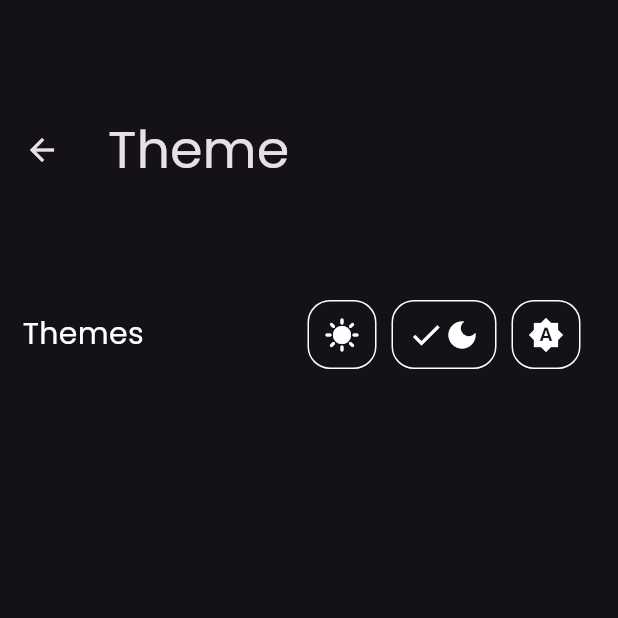
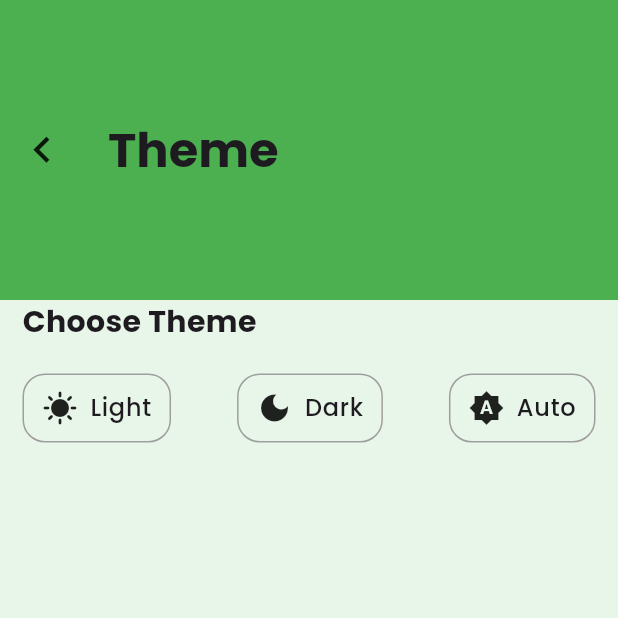
Before and after one commit to seasmoffi-gif/AnimeciX-app, a Flutter app: the ThemeScreen screen opened directly, on a phone screen of 412 x 824 dp, the top half of it. Run offline on Flutter 3.47's test engine with Material 3 defaults, Android fonts, the phone set to English and light mode, and no system bars; our stand-ins replace better_player, crystal_navigation_bar, google_fonts, hive, hive_flutter, shimmer; accounts and stored records are empty; network calls fail.

Commit message:
Themes added

```diff
--- a/lib/data/models/episodes_model.dart
+++ b/lib/data/models/episodes_model.dart
@@ -29,8 +29,7 @@ class EpisodeInfo {
       totalEpisodes: json['totalEpisodes'] ?? 0,
       episodes: (json['episodes'] as List)
               .map((e) => Episode.fromJson(e as Map<String, dynamic>))
-              .toList() ??
-          [],
+              .toList(),
     );
   }
 }
--- a/lib/data/models/settings/settings_model.dart
+++ b/lib/data/models/settings/settings_model.dart
@@ -1,4 +1,5 @@
 import 'package:hive/hive.dart';
+import 'package:nekoflow/data/theme/theme_manager.dart';
 
 part 'settings_model.g.dart';
 
@@ -7,7 +8,7 @@ class SettingsModel extends HiveObject {
   @HiveField(0)
   String? defaultQuality;
   @HiveField(1)
-  bool? isDarkTheme;
+  ThemeType? theme;
   @HiveField(2)
   String? defaultOrientation;
   @HiveField(3)
@@ -17,7 +18,7 @@ class SettingsModel extends HiveObject {
 
   SettingsModel({
     this.defaultQuality = '720p',
-    this.isDarkTheme = false,
+    this.theme = ThemeType.light,
     this.defaultOrientation = 'Portrait',
     this.layoutMode = 'Grid',
     this.isLabelEnabled = true,
@@ -27,7 +28,7 @@ class SettingsModel extends HiveObject {
   factory SettingsModel.fromJson(Map<String, dynamic> json) {
     return SettingsModel(
       defaultQuality: json['defaultQuality'] as String,
-      isDarkTheme: json['isDarkTheme'] as bool,
+      theme: json['theme'] as ThemeType,
       defaultOrientation: json['defaultOrientation'] as String,
       layoutMode: json['layoutMode'] as String,
       isLabelEnabled: json['isLabelEnabled'] as bool,
@@ -38,7 +39,7 @@ class SettingsModel extends HiveObject {
   Map<String, dynamic> toJson() {
     return {
       'defaultQuality': defaultQuality,
-      'isDarkTheme': isDarkTheme,
+      'theme': theme,
       'defaultOrientation': defaultOrientation,
       'layoutMode': layoutMode,
       'isLabelEnabled': isLabelEnabled,
--- a/lib/routes/app_router.dart
+++ b/lib/routes/app_router.dart
@@ -42,28 +42,27 @@ class _AppRouterState extends State<AppRouter> {
         marginR: const EdgeInsets.symmetric(horizontal: 90, vertical: 20),
         splashBorderRadius: 50,
         borderRadius: 500,
-        indicatorColor: Colors.pink[100],
         enablePaddingAnimation: true,
         items: [
           CrystalNavigationBarItem(
             icon: Icons.settings,
             unselectedIcon: Icons.settings,
-            selectedColor: Colors.pink,
+            selectedColor: Theme.of(context).indicatorColor,
           ),
           CrystalNavigationBarItem(
             icon: Icons.home,
             unselectedIcon: Icons.home,
-            selectedColor: Colors.pink,
+            selectedColor: Theme.of(context).indicatorColor,
           ),
           CrystalNavigationBarItem(
             icon: Icons.search,
             unselectedIcon: Icons.search,
-            selectedColor: Colors.pink,
+            selectedColor: Theme.of(context).indicatorColor,
           ),
           CrystalNavigationBarItem(
             icon: Icons.bookmark,
             unselectedIcon: Icons.bookmark,
-            selectedColor: Colors.pink,
+            selectedColor: Theme.of(context).indicatorColor,
           ),
         ],
       ),
--- a/lib/screens/main/details/details_screen.dart
+++ b/lib/screens/main/details/details_screen.dart
@@ -1,5 +1,3 @@
-import 'dart:ui';
-
 import 'package:flutter/material.dart';
 import 'package:hive/hive.dart';
 import 'package:nekoflow/data/models/info_model.dart';
@@ -32,7 +30,6 @@ class _DetailsScreenState extends State<DetailsScreen> {
   late final AnimeService _animeService = AnimeService();
   late final Box<WatchlistModel> _watchlistBox;
   final ScrollController _scrollController = ScrollController();
-  bool _isFavorite = false;
   AnimeData? info;
   String? error;
 
@@ -67,8 +64,6 @@ class _DetailsScreenState extends State<DetailsScreen> {
     // If the item is already in the favorites list, remove it
     if (favourites.any((item) => item.id == newItem.id)) {
       favourites.removeWhere((item) => item.id == newItem.id);
-      print("Removed from favorites");
-      _isFavorite = false;
     } else {
       // If the item is not in the list, add it
       favourites = [
@@ -76,8 +71,6 @@ class _DetailsScreenState extends State<DetailsScreen> {
         ...favourites
             .where((item) => item.id != newItem.id), // Avoid duplicates
       ].take(10).toList();
-      print("Added to favorites");
-      _isFavorite = true;
     }
 
     // Update the favorites list in the watchlist
@@ -157,11 +150,7 @@ class _DetailsScreenState extends State<DetailsScreen> {
                 children: [
                   Text(
                     widget.title,
-                    style: const TextStyle(
-                      fontSize: 28,
-                      fontWeight: FontWeight.bold,
-                      color: Colors.white,
-                    ),
+                    style: Theme.of(context).textTheme.headlineLarge,
                   ),
                 ],
               ),
@@ -178,13 +167,7 @@ class _DetailsScreenState extends State<DetailsScreen> {
         children: [
           Icon(icon),
           const SizedBox(height: 4),
-          Text(
-            label,
-            style: TextStyle(
-              color: Theme.of(context).secondaryHeaderColor,
-              fontSize: 12,
-            ),
-          ),
+          Text(label, style: Theme.of(context).textTheme.labelMedium),
           const SizedBox(height: 2),
           value == null
               ? Shimmer.fromColors(
@@ -201,10 +184,7 @@ class _DetailsScreenState extends State<DetailsScreen> {
                 )
               : Text(
                   value.isEmpty ? 'N/A' : value,
-                  style: const TextStyle(
-                    fontWeight: FontWeight.bold,
-                    fontSize: 14,
-                  ),
+                  style: Theme.of(context).textTheme.titleSmall,
                   textAlign: TextAlign.center,
                   maxLines: 2,
                   overflow: TextOverflow.ellipsis,
@@ -228,7 +208,7 @@ class _DetailsScreenState extends State<DetailsScreen> {
           const SizedBox(height: 16),
           Text(
             'Details',
-            style: const TextStyle(fontSize: 20, fontWeight: FontWeight.bold),
+            style: Theme.of(context).textTheme.headlineMedium,
           ),
           const SizedBox(height: 8),
           Shimmer.fromColors(
@@ -290,7 +270,7 @@ class _DetailsScreenState extends State<DetailsScreen> {
         const SizedBox(height: 16),
         Text(
           'Details',
-          style: const TextStyle(fontSize: 20, fontWeight: FontWeight.bold),
+          style: Theme.of(context).textTheme.headlineMedium,
         ),
         const SizedBox(height: 8),
         ValueListenableBuilder(
@@ -303,13 +283,13 @@ class _DetailsScreenState extends State<DetailsScreen> {
               duration: const Duration(milliseconds: 300),
               firstChild: Text(
                 info?.anime?.info?.description ?? 'Description not available',
-                style: const TextStyle(fontSize: 16, height: 1.4),
+                style: Theme.of(context).textTheme.bodyMedium,
                 maxLines: 3,
                 overflow: TextOverflow.ellipsis,
               ),
               secondChild: Text(
                 info?.anime?.info?.description ?? 'Description not available',
-                style: const TextStyle(fontSize: 16, height: 1.4),
+                style: Theme.of(context).textTheme.bodyMedium,
               ),
             );
           },
@@ -320,7 +300,7 @@ class _DetailsScreenState extends State<DetailsScreen> {
           child: ValueListenableBuilder<bool>(
             valueListenable: _isDescriptionExpanded,
             builder: (context, isExpanded, child) {
-              return Text(isExpanded ? 'Show Less' : 'Show More');
+              return Text(isExpanded ? 'Show Less' : 'Show More', style: Theme.of(context).textTheme.labelMedium,);
             },
           ),
         ),
@@ -339,7 +319,6 @@ class _DetailsScreenState extends State<DetailsScreen> {
   void initState() {
     super.initState();
     _watchlistBox = Hive.box<WatchlistModel>('user_watchlist');
-    _isFavorite = _checkFavourites();
   }
 
   @override
@@ -394,7 +373,7 @@ class _DetailsScreenState extends State<DetailsScreen> {
                 child: Container(
                   padding:
                       const EdgeInsets.symmetric(horizontal: 15, vertical: 10),
-                  color: Theme.of(context).primaryColorDark,
+                  color: Theme.of(context).cardColor,
                   child: _buildDetailsSection(isLoading: isLoading),
                 ),
               ),
--- a/lib/screens/main/settings/settings_screen.dart
+++ b/lib/screens/main/settings/settings_screen.dart
@@ -16,16 +16,16 @@ class _SettingsScreenState extends State<SettingsScreen> {
         toolbarHeight: 200,
         title: Text(
           "Settings",
-          style: TextStyle(fontSize: 35),
+          style: Theme.of(context).textTheme.headlineLarge,
         ),
       ),
       body: ListView(
         children: [
           ListTile(
-            leading: Icon(Icons.color_lens, size: 35),
+            leading: Icon(Icons.color_lens, size: 35, color: Theme.of(context).iconTheme.color,),
             title: Text("Theme", style: TextStyle(fontSize: 20)),
             subtitle: Text("Change the app theme"),
-            trailing: Icon(Icons.navigate_next, size: 35),
+            trailing: Icon(Icons.navigate_next, size: 35, color: Theme.of(context).iconTheme.color,),
             onTap: () => Navigator.push(
               context,
               ModalBottomSheetRoute(
--- a/lib/screens/main/stream/stream_screen.dart
+++ b/lib/screens/main/stream/stream_screen.dart
@@ -1,8 +1,6 @@
 import 'package:flutter/material.dart';
-import 'package:hive_flutter/hive_flutter.dart';
 import 'package:nekoflow/data/models/episodes_model.dart';
 import 'package:nekoflow/data/models/stream_model.dart';
-import 'package:nekoflow/data/models/watchlist/watchlist_model.dart';
 import 'package:nekoflow/data/services/anime_service.dart';
 import 'package:better_player/better_player.dart';
 import 'package:shimmer/shimmer.dart';
@@ -320,7 +318,7 @@ class _StreamScreenState extends State<StreamScreen> {
         child: Container(
           padding: const EdgeInsets.symmetric(vertical: 15),
           decoration: BoxDecoration(
-            color: isSelected ? Colors.purple : color.withOpacity(0.7),
+            color: isSelected ? Theme.of(context).secondaryHeaderColor : color.withOpacity(0.7),
             borderRadius: BorderRadius.circular(10),
             boxShadow: [
               BoxShadow(color: Colors.black.withOpacity(0.1), blurRadius: 5)
@@ -345,7 +343,7 @@ class _StreamScreenState extends State<StreamScreen> {
       margin: const EdgeInsets.only(right: 15),
       padding: const EdgeInsets.symmetric(horizontal: 20),
       decoration: BoxDecoration(
-        color: isSelected ? Colors.purple : Colors.grey[600],
+        color: isSelected ? Theme.of(context).secondaryHeaderColor : Colors.grey[600],
         borderRadius: BorderRadius.circular(10),
         boxShadow: [
           BoxShadow(color: Colors.black.withOpacity(0.1), blurRadius: 5)
--- a/lib/screens/main/watchlist/watchlist_screen.dart
+++ b/lib/screens/main/watchlist/watchlist_screen.dart
@@ -53,9 +53,9 @@ class _WatchlistScreenState extends State<WatchlistScreen> {
       extendBody: true,
       appBar: AppBar(
         forceMaterialTransparency: true,
-        title: const Text(
+        title: Text(
           "Watchlist",
-          style: TextStyle(fontSize: 30),
+          style: Theme.of(context).textTheme.headlineLarge,
         ),
       ),
       body: RefreshIndicator(
@@ -100,10 +100,7 @@ class _WatchlistScreenState extends State<WatchlistScreen> {
       children: [
         Text(
           title,
-          style: const TextStyle(
-            fontSize: 22,
-            fontWeight: FontWeight.bold,
-          ),
+          style: Theme.of(context).textTheme.titleLarge
         ),
         IconButton(onPressed: (){}, icon: Icon(Icons.navigate_next, size: 35,))
       ],
--- a/lib/screens/settings/theme_screen.dart
+++ b/lib/screens/settings/theme_screen.dart
@@ -1,4 +1,7 @@
 import 'package:flutter/material.dart';
+import 'package:hive/hive.dart';
+import 'package:nekoflow/data/models/settings/settings_model.dart';
+import 'package:nekoflow/data/theme/theme_manager.dart';
 
 class ThemeScreen extends StatefulWidget {
   const ThemeScreen({super.key});
@@ -8,61 +11,103 @@ class ThemeScreen extends StatefulWidget {
 }
 
 class _ThemeScreenState extends State<ThemeScreen> {
-  bool _isDarkMode = false; // Default to false, i.e., light mode
-  String? _selectedTheme = 'Dark';
+  ThemeType? _selectedTheme;
+  late Box<SettingsModel> settingsBox;
+
   final List<Map<String, dynamic>> _themeOptions = [
     {'icon': Icons.sunny, 'label': 'Light'},
     {'icon': Icons.dark_mode, 'label': 'Dark'},
-    {'icon': Icons.brightness_auto, 'label': 'Auto'}
+    {'icon': Icons.brightness_auto, 'label': 'Auto'},
   ];
 
   @override
+  void initState() {
+    super.initState();
+    // Open the settings Hive box and set the initial theme based on the saved value
+    settingsBox = Hive.box<SettingsModel>('user_settings');
+    _selectedTheme = settingsBox
+            .get('theme',
+                defaultValue: SettingsModel(theme: ThemeType.greenForest))
+            ?.theme ??
+        ThemeType.greenForest;
+  }
+
+  // Update theme in Hive and set the selected theme
+  void _updateTheme(String themeLabel) {
+    // setState(() {
+    //   _selectedTheme = themeLabel;
+    // });
+    // settingsBox.put('theme', SettingsModel(theme: themeLabel.toLowerCase()));
+  }
+
+  @override
   Widget build(BuildContext context) {
-    // Icon and label for each theme mode
-
     return Scaffold(
       appBar: AppBar(
-        title: const Text("Theme", style: TextStyle(fontSize: 35)),
+        leading: IconButton(
+          onPressed: () => Navigator.pop(context),
+          icon: Icon(
+            Icons.navigate_before,
+            size: 35,
+            color: Theme.of(context).iconTheme.color,
+          ),
+        ),
+        iconTheme: Theme.of(context).iconTheme,
+        title: Text("Theme", style: Theme.of(context).textTheme.headlineLarge),
         toolbarHeight: 200,
+        // centerTitle: true,
       ),
       body: Padding(
         padding: const EdgeInsets.symmetric(horizontal: 15.0),
         child: Column(
           crossAxisAlignment: CrossAxisAlignment.start,
           children: [
+            const Text(
+              "Choose Theme",
+              style: TextStyle(fontSize: 20, fontWeight: FontWeight.bold),
+            ),
+            const SizedBox(height: 20),
+            // Theme mode options as buttons
             Row(
-              children: [
-                const Text(
-                  "Themes",
-                  style: TextStyle(fontSize: 20),
+              mainAxisAlignment: MainAxisAlignment.spaceBetween,
+              children: _themeOptions.map((option) {
+                bool isSelected = _selectedTheme == option['label'];
+                return GestureDetector(
+                  onTap: () => _updateTheme(option['label']),
+                  child: Container(
+                    padding: const EdgeInsets.symmetric(
+                        horizontal: 12, vertical: 10),
+                    decoration: BoxDecoration(
+                      color: isSelected
+                          ? Colors.blueAccent.withOpacity(0.2)
+                          : Colors.transparent,
+                      borderRadius: BorderRadius.circular(15),
+                      border: Border.all(
+                        color: isSelected ? Colors.blueAccent : Colors.grey,
+                        width: isSelected ? 2 : 1,
                       ),
-                const Spacer(),
-                // Theme mode options using ListView
-                ..._themeOptions.map((option) => GestureDetector(
-                      onTap: () {
-                        setState(() {
-                          _selectedTheme = option['label'];
-                        });
-                      },
-                      child: Padding(
-                        padding: const EdgeInsets.only(right: 10),
-                        child: Container(
-                          padding: const EdgeInsets.all(10),
-                          decoration: BoxDecoration(
-                            border: Border.all(color: Colors.white),
-                            borderRadius: BorderRadius.circular(15),
                     ),
                     child: Row(
                       children: [
-                              if (_selectedTheme == option['label'])
-                                Icon(Icons.check),
-                              Icon(option['icon'] as IconData)
+                        Icon(option['icon'] as IconData,
+                            color:
+                                isSelected ? Colors.blueAccent : Theme.of(context).iconTheme.color),
+                        const SizedBox(width: 8),
+                        Text(
+                          option['label'],
+                          style: Theme.of(context).textTheme.labelMedium?.copyWith(fontSize: 16),
+                        ),
+                        if (isSelected)
+                          Padding(
+                            padding: EdgeInsets.only(left: 5),
+                            child: Icon(Icons.check,
+                                color: Theme.of(context).iconTheme.color, size: 20),
+                          ),
                       ],
                     ),
                   ),
-                      ),
-                    )),
-              ],
+                );
+              }).toList(),
             ),
           ],
         ),
--- a/lib/widgets/episodes_list.dart
+++ b/lib/widgets/episodes_list.dart
@@ -135,12 +135,9 @@ class _EpisodesListState extends State<EpisodesList> {
     return Row(
       mainAxisAlignment: MainAxisAlignment.spaceBetween,
       children: [
-        const Text(
+        Text(
           "Episodes",
-          style: TextStyle(
-            fontSize: 20,
-            fontWeight: FontWeight.bold,
-          ),
+          style: Theme.of(context).textTheme.headlineMedium,
         ),
         ValueListenableBuilder<List<Map<String, List<Episode>>>>(
           valueListenable: _groupedEpisodes,
@@ -152,7 +149,7 @@ class _EpisodesListState extends State<EpisodesList> {
               builder: (context, selectedIndex, _) {
                 return DropdownButton<int>(
                   value: selectedIndex,
-                  icon: const Icon(Icons.view_list),
+                  icon: Icon(Icons.view_list, color: Theme.of(context).iconTheme.color,),
                   onChanged: (newIndex) {
                     if (newIndex != null) {
                       _selectedRangeIndex.value = newIndex;
@@ -161,7 +158,7 @@ class _EpisodesListState extends State<EpisodesList> {
                   items: groupedEpisodes.asMap().entries.map((entry) {
                     return DropdownMenuItem<int>(
                       value: entry.key,
-                      child: Text(entry.value.keys.first),
+                      child: Text(entry.value.keys.first, style: Theme.of(context).textTheme.labelMedium,),
                     );
                   }).toList(),
                 );
--- a/lib/widgets/search_bar.dart
+++ b/lib/widgets/search_bar.dart
@@ -19,7 +19,7 @@ class Searchbar extends StatelessWidget {
       child: Container(
         padding: const EdgeInsets.symmetric(horizontal: 10, vertical: 8),
         decoration: BoxDecoration(
-          color: Theme.of(context).secondaryHeaderColor,
+          color: Theme.of(context).highlightColor,
           borderRadius: BorderRadius.circular(15),
         ),
         child: Row(
```
Also changed, not shown: lib/data/theme/theme_manager.dart (added, +181 -0 lines), lib/main.dart (+2 -28 lines), lib/screens/main/home/home_screen.dart (+8 -26 lines), lib/data/models/settings/settings_model.g.dart. Lines whose indentation alone changed are shown as unchanged.
